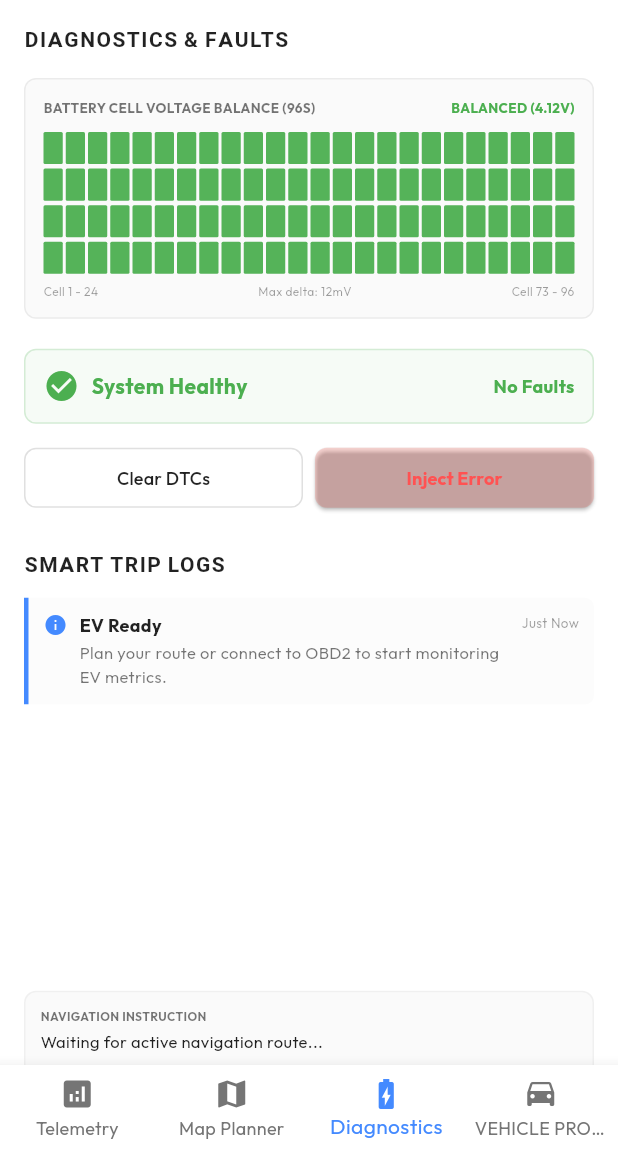
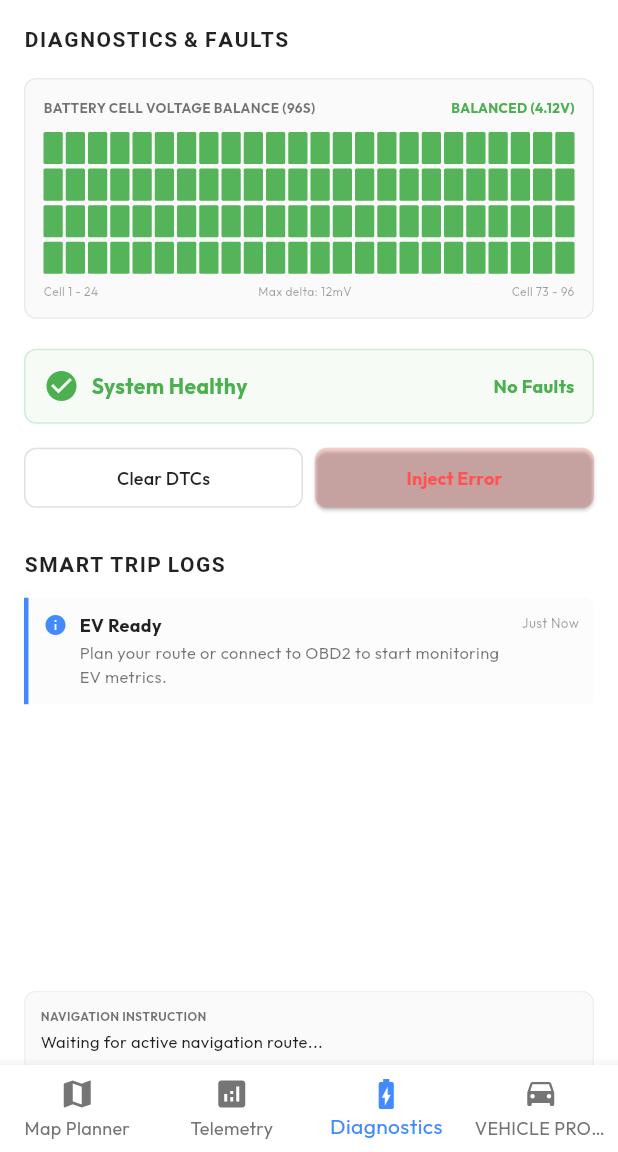
Before and after one commit to golfsomphot/trip-plan, a Flutter app: the screen it shows after launch, item 3 of the bottom bar chosen, on a phone screen of 412 x 824 dp, the part 84-1236 px from its top. Run offline on Flutter 3.47's test engine with Material 3 defaults, Android fonts, the phone set to English and light mode, and no system bars; our stand-ins replace fl_chart, flutter_blue_plus, flutter_map, flutter_tts, google_fonts, latlong2 and 1 more.

Commit message:
feat: make map first page and add centered voice assistant welcome panel

```diff
--- a/lib/screens/dashboard_screen.dart
+++ b/lib/screens/dashboard_screen.dart
@@ -34,6 +34,7 @@ class _DashboardScreenState extends State<DashboardScreen> {
   bool _isLoadingRoute = false;
   int _selectedIndex = 0;
   int _rightPanelTabIndex = 0;
+  bool _isVoiceWelcomeVisible = true;
 
   @override
   void initState() {
@@ -334,12 +335,12 @@ class _DashboardScreenState extends State<DashboardScreen> {
       Widget activeBody;
       switch (_selectedIndex) {
         case 0:
+          activeBody = _buildMapPanel(state);
+          break;
+        case 1:
           activeBody = SingleChildScrollView(
             child: _buildTelemetryPanel(state),
           );
-          break;
-        case 1:
-          activeBody = _buildMapPanel(state);
           break;
         case 2:
           activeBody = SingleChildScrollView(
@@ -372,12 +373,12 @@ class _DashboardScreenState extends State<DashboardScreen> {
           },
           items: [
             BottomNavigationBarItem(
+              icon: const Icon(Icons.map),
+              label: state.text('map_tab'),
+            ),
+            BottomNavigationBarItem(
               icon: const Icon(Icons.analytics),
               label: state.text('telemetry_tab'),
-            ),
-            BottomNavigationBarItem(
-              icon: const Icon(Icons.map),
-              label: state.text('map_tab'),
             ),
             BottomNavigationBarItem(
               icon: const Icon(Icons.battery_charging_full),
@@ -1343,7 +1344,112 @@ class _DashboardScreenState extends State<DashboardScreen> {
               ],
             ),
           ),
-        )
+        ),
+
+        // 1. Large Glowing Center Voice Assistant Card
+        if (_isVoiceWelcomeVisible)
+          Align(
+            alignment: Alignment.center,
+            child: Container(
+              margin: const EdgeInsets.symmetric(horizontal: 24),
+              padding: const EdgeInsets.all(24),
+              constraints: const BoxConstraints(maxWidth: 320),
+              decoration: BoxDecoration(
+                color: const Color(0xFF1E222A).withOpacity(0.95),
+                borderRadius: BorderRadius.circular(20),
+                border: Border.all(color: Colors.white.withOpacity(0.12)),
+                boxShadow: [
+                  BoxShadow(
+                    color: Colors.black.withOpacity(0.4),
+                    blurRadius: 30,
+                    spreadRadius: 2,
+                  )
+                ],
+              ),
+              child: Stack(
+                children: [
+                  Positioned(
+                    right: 0,
+                    top: 0,
+                    child: GestureDetector(
+                      onTap: () {
+                        setState(() {
+                          _isVoiceWelcomeVisible = false;
+                        });
+                      },
+                      child: const Icon(Icons.close, color: Colors.white60, size: 20),
+                    ),
+                  ),
+                  Column(
+                    mainAxisSize: MainAxisSize.min,
+                    children: [
+                      const SizedBox(height: 12),
+                      // Pulsing/Glowing mic button
+                      GestureDetector(
+                        onTap: () {
+                          _showVoiceAssistantDialog(state);
+                        },
+                        child: Container(
+                          width: 80,
+                          height: 80,
+                          decoration: BoxDecoration(
+                            color: Colors.blueAccent.withOpacity(0.15),
+                            shape: BoxShape.circle,
+                            border: Border.all(color: Colors.blueAccent, width: 2),
+                            boxShadow: [
+                              BoxShadow(
+                                color: Colors.blueAccent.withOpacity(0.25),
+                                blurRadius: 20,
+                                spreadRadius: 2,
+                              ),
+                            ],
+                          ),
+                          child: const Icon(Icons.mic, color: Colors.blueAccent, size: 36),
+                        ),
+                      ),
+                      const SizedBox(height: 20),
+                      Text(
+                        state.text('ask_copilot'),
+                        style: const TextStyle(
+                          fontSize: 16,
+                          fontWeight: FontWeight.bold,
+                          color: Colors.white,
+                          fontFamily: 'Space Grotesk',
+                        ),
+                      ),
+                      const SizedBox(height: 8),
+                      Text(
+                        state.text('copilot_speech_desc'),
+                        textAlign: TextAlign.center,
+                        style: const TextStyle(
+                          fontSize: 11,
+                          color: Colors.white60,
+                        ),
+                      ),
+                      const SizedBox(height: 12),
+                    ],
+                  ),
+                ],
+              ),
+            ),
+          ),
+
+        // 2. Small Floating Mic Button on bottom right (when center card is hidden)
+        if (!_isVoiceWelcomeVisible)
+          Positioned(
+            bottom: 16,
+            right: 16,
+            child: FloatingActionButton(
+              backgroundColor: Colors.blueAccent,
+              foregroundColor: Colors.white,
+              elevation: 6,
+              shape: const CircleBorder(),
+              onPressed: () {
+                _showVoiceAssistantDialog(state);
+              },
+              child: const Icon(Icons.mic, size: 24),
+            ),
+          ),
       ],
     );
   }
```
